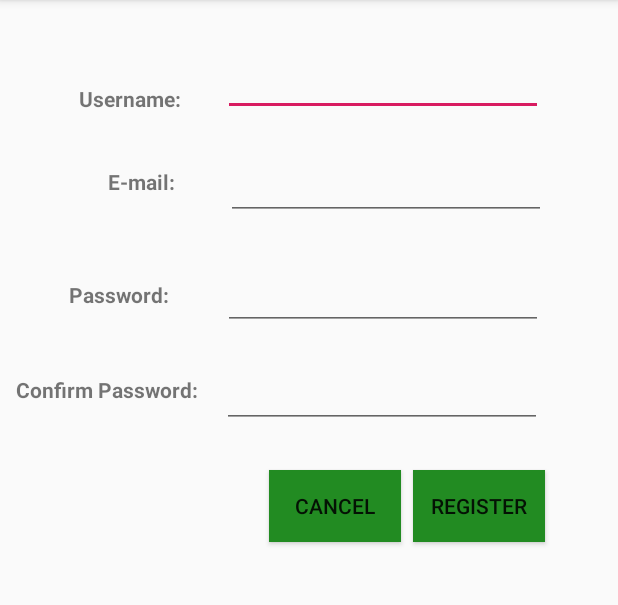
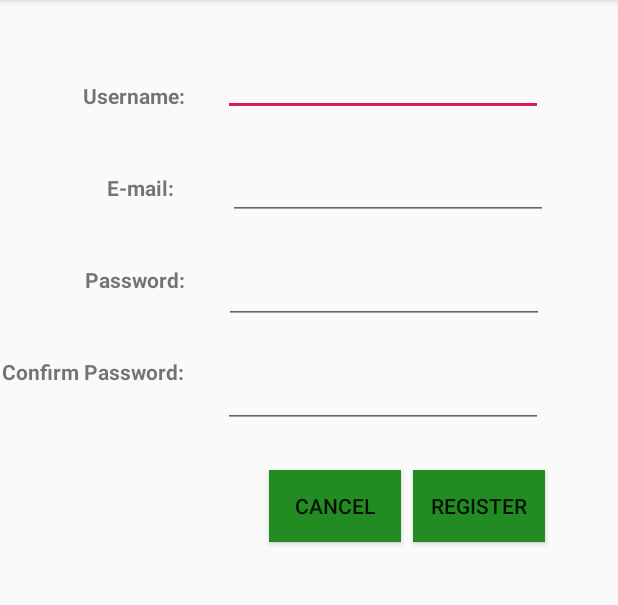
Before and after one commit to isilbolatbas/NavigationDrawer, an Android app: the fragment RegisterFragment shown on its own in the app's theme, on a phone screen of 412 x 824 dp, the part 84-689 px from its top. Run offline under Robolectric (Android 15) with nearby library versions, the phone set to English and light mode, and no system bars.

```diff
--- a/app/src/main/res/layout/fragment_register.xml
+++ b/app/src/main/res/layout/fragment_register.xml
@@ -25,8 +25,8 @@
         android:id="@+id/passEditText"
         android:layout_width="wrap_content"
         android:layout_height="wrap_content"
-        android:layout_marginStart="8dp"
-        android:layout_marginTop="28dp"
+        android:layout_marginStart="12dp"
+        android:layout_marginTop="24dp"
         android:layout_marginEnd="8dp"
         android:ems="10"
         android:inputType="textPassword"
@@ -40,9 +40,11 @@
         android:layout_width="wrap_content"
         android:layout_height="wrap_content"
         android:layout_marginStart="148dp"
-        android:layout_marginTop="20dp"
+        android:layout_marginTop="24dp"
+        android:layout_marginEnd="50dp"
         android:ems="10"
         android:inputType="textPassword"
+        app:layout_constraintEnd_toEndOf="parent"
         app:layout_constraintStart_toStartOf="parent"
         app:layout_constraintTop_toBottomOf="@+id/passEditText" />
 
@@ -76,8 +78,8 @@
         android:layout_width="wrap_content"
         android:layout_height="wrap_content"
         android:layout_marginStart="8dp"
-        android:layout_marginTop="56dp"
-        android:layout_marginEnd="36dp"
+        android:layout_marginTop="42dp"
+        android:layout_marginEnd="26dp"
         android:text="Password:"
         android:textStyle="bold"
         app:layout_constraintEnd_toStartOf="@+id/passEditText"
@@ -89,8 +91,8 @@
         android:id="@+id/cpassTextview"
         android:layout_width="wrap_content"
         android:layout_height="wrap_content"
-        android:layout_marginTop="44dp"
-        android:layout_marginEnd="16dp"
+        android:layout_marginTop="42dp"
+        android:layout_marginEnd="26dp"
         android:text="Confirm Password:"
         android:textStyle="bold"
         app:layout_constraintEnd_toStartOf="@+id/confirmEdit"
@@ -98,10 +100,10 @@
 
     <TextView
         android:id="@+id/userTextview"
-        android:layout_width="wrap_content"
+        android:layout_width="69dp"
         android:layout_height="wrap_content"
-        android:layout_marginTop="56dp"
-        android:layout_marginEnd="28dp"
+        android:layout_marginTop="54dp"
+        android:layout_marginEnd="24dp"
         android:text="Username:"
         android:textStyle="bold"
         app:layout_constraintEnd_toStartOf="@+id/userEditText"
@@ -126,9 +128,11 @@
         android:layout_width="wrap_content"
         android:layout_height="wrap_content"
         android:layout_marginStart="72dp"
-        android:layout_marginTop="36dp"
+        android:layout_marginTop="42dp"
+        android:layout_marginEnd="28dp"
         android:text="E-mail:"
         android:textStyle="bold"
+        app:layout_constraintEnd_toStartOf="@+id/emailEditText"
         app:layout_constraintStart_toStartOf="parent"
         app:layout_constraintTop_toBottomOf="@+id/userTextview" />
 
```
Also changed, not shown: app/src/main/java/com/example/vallason/LoginFragment.java (+5 -10 lines), app/src/main/res/layout/fragment_login.xml (+8 -3 lines).
